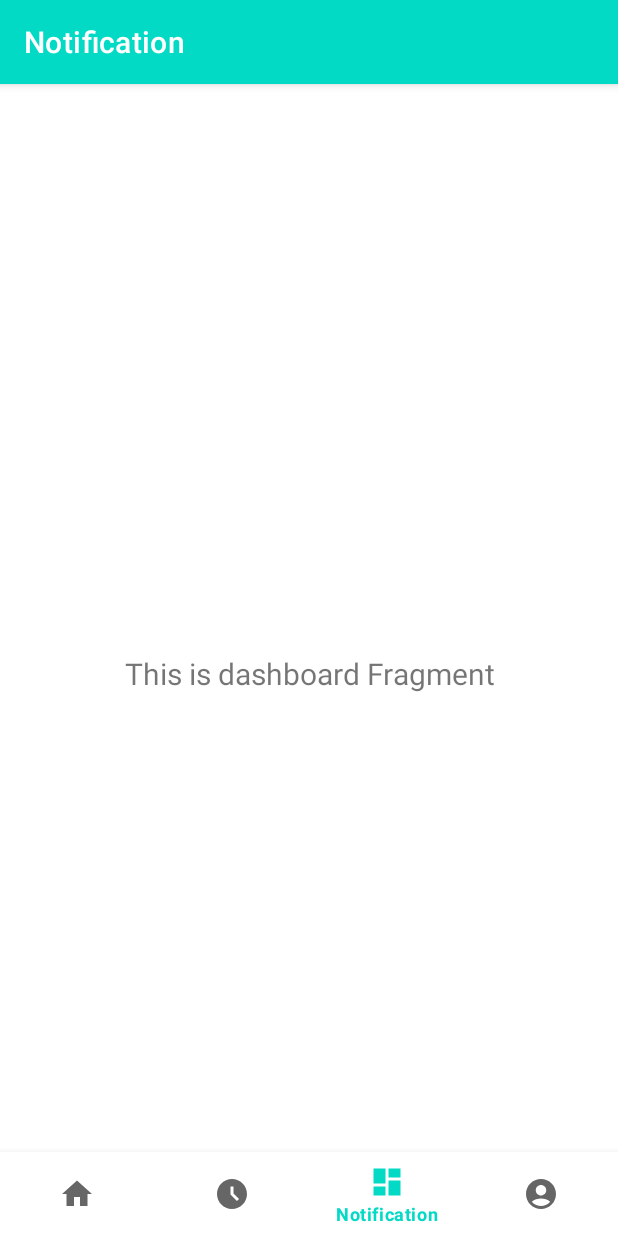
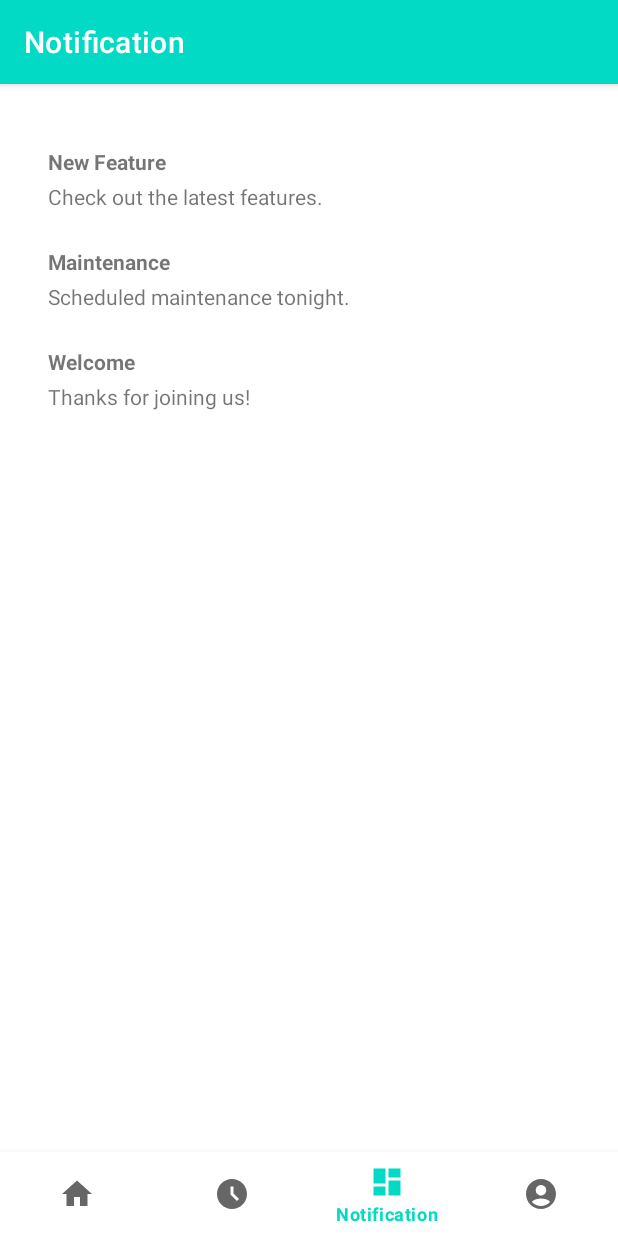
Before and after one commit to rithysokha/emootional-detection-with-gg-ml-kit, an Android app: the screen it shows after launch (MainActivity), item 3 of the bottom bar chosen, on a phone screen of 412 x 824 dp. Run offline under Robolectric (Android 15) with nearby library versions, the light colour scheme and no system bars; our stand-ins replace Picasso, navigation-ui; pictures from the network do not load.

Commit message:
notification

```diff
--- /dev/null
+++ b/app/src/main/java/com/emotion/detector/adapter/NotificationAdapter.kt
@@ -0,0 +1,42 @@
+package com.emotion.detector.adapter
+
+import android.util.Log
+import android.view.LayoutInflater
+import android.view.View
+import android.view.ViewGroup
+import android.widget.TextView
+import androidx.recyclerview.widget.RecyclerView
+import com.emotion.detector.R
+import com.emotion.detector.model.Notification
+
+class NotificationAdapter(private val notificationList: List<Notification>) :
+    RecyclerView.Adapter<NotificationAdapter.NotificationViewHolder>() {
+
+    init {
+        Log.d("NotificationAdapter", "Adapter initialized with ${notificationList.size} items")
+    }
+
+    class NotificationViewHolder(itemView: View) : RecyclerView.ViewHolder(itemView) {
+        val title: TextView = itemView.findViewById(R.id.tvItemTitle)
+        val description: TextView = itemView.findViewById(R.id.tvItemDescription)
+    }
+
+    override fun onCreateViewHolder(parent: ViewGroup, viewType: Int): NotificationViewHolder {
+        Log.d("NotificationAdapter", "onCreateViewHolder called")
+        val view = LayoutInflater.from(parent.context)
+            .inflate(R.layout.fragment_item_notification, parent, false)
+        return NotificationViewHolder(view)
+    }
+
+    override fun onBindViewHolder(holder: NotificationViewHolder, position: Int) {
+        Log.d("NotificationAdapter", "onBindViewHolder called for position $position")
+        val notification = notificationList[position]
+        holder.title.text = notification.title
+        holder.description.text = notification.description
+    }
+
+    override fun getItemCount(): Int {
+        Log.d("NotificationAdapter", "getItemCount called, returning ${notificationList.size}")
+        return notificationList.size
+    }
+}
--- /dev/null
+++ b/app/src/main/java/com/emotion/detector/model/Notification.kt
@@ -0,0 +1,6 @@
+package com.emotion.detector.model
+
+data class Notification(
+    val title: String,
+    val description: String
+)
--- a/app/src/main/java/com/emotion/detector/ui/dashboard/DashboardFragment.kt
+++ /dev/null
@@ -1,42 +0,0 @@
-package com.emotion.detector.ui.dashboard
-
-import android.os.Bundle
-import android.view.LayoutInflater
-import android.view.View
-import android.view.ViewGroup
-import android.widget.TextView
-import androidx.fragment.app.Fragment
-import androidx.lifecycle.ViewModelProvider
-import com.emotion.detector.databinding.FragmentDashboardBinding
-
-class DashboardFragment : Fragment() {
-
-    private var _binding: FragmentDashboardBinding? = null
-
-    // This property is only valid between onCreateView and
-    // onDestroyView.
-    private val binding get() = _binding!!
-
-    override fun onCreateView(
-        inflater: LayoutInflater,
-        container: ViewGroup?,
-        savedInstanceState: Bundle?
-    ): View {
-        val dashboardViewModel =
-            ViewModelProvider(this).get(DashboardViewModel::class.java)
-
-        _binding = FragmentDashboardBinding.inflate(inflater, container, false)
-        val root: View = binding.root
-
-        val textView: TextView = binding.textDashboard
-        dashboardViewModel.text.observe(viewLifecycleOwner) {
-            textView.text = it
-        }
-        return root
-    }
-
-    override fun onDestroyView() {
-        super.onDestroyView()
-        _binding = null
-    }
-}
--- a/app/src/main/java/com/emotion/detector/ui/dashboard/DashboardViewModel.kt
+++ b/app/src/main/java/com/emotion/detector/ui/notification/DashboardViewModel.kt
@@ -1,4 +1,4 @@
-package com.emotion.detector.ui.dashboard
+package com.emotion.detector.ui.notification
 
 import androidx.lifecycle.LiveData
 import androidx.lifecycle.MutableLiveData
--- /dev/null
+++ b/app/src/main/java/com/emotion/detector/ui/notification/NotificationFragment.kt
@@ -0,0 +1,43 @@
+package com.emotion.detector.ui.notification
+
+import android.os.Bundle
+import android.util.Log
+import android.view.LayoutInflater
+import android.view.View
+import android.view.ViewGroup
+import androidx.fragment.app.Fragment
+import androidx.recyclerview.widget.LinearLayoutManager
+import androidx.recyclerview.widget.RecyclerView
+import com.emotion.detector.R
+import com.emotion.detector.adapter.NotificationAdapter
+import com.emotion.detector.model.Notification
+
+class NotificationListFragment : Fragment() {
+
+    override fun onCreateView(
+        inflater: LayoutInflater, container: ViewGroup?,
+        savedInstanceState: Bundle?
+    ): View? {
+        Log.d("NotificationListFragment", "onCreateView called")
+        return inflater.inflate(R.layout.fragment_notification, container, false)
+    }
+
+    override fun onViewCreated(view: View, savedInstanceState: Bundle?) {
+        super.onViewCreated(view, savedInstanceState)
+        Log.d("NotificationListFragment", "onViewCreated called")
+
+        try {
+            val recyclerView: RecyclerView = view.findViewById(R.id.rvNotifications)
+
+            val notifications = listOf(
+                Notification("New Feature", "Check out the latest features."),
+                Notification("Maintenance", "Scheduled maintenance tonight."),
+                Notification("Welcome", "Thanks for joining us!")
+            )
+            recyclerView.layoutManager = LinearLayoutManager(requireContext())
+            recyclerView.adapter = NotificationAdapter(notifications)
+        } catch (e: Exception) {
+            Log.e("NotificationListFragment", "Error in onViewCreated", e)
+        }
+    }
+}
--- a/app/src/main/res/layout/fragment_dashboard.xml
+++ /dev/null
@@ -1,22 +0,0 @@
-<?xml version="1.0" encoding="utf-8"?>
-<androidx.constraintlayout.widget.ConstraintLayout xmlns:android="http://schemas.android.com/apk/res/android"
-    xmlns:app="http://schemas.android.com/apk/res-auto"
-    xmlns:tools="http://schemas.android.com/tools"
-    android:layout_width="match_parent"
-    android:layout_height="match_parent"
-    tools:context=".ui.dashboard.DashboardFragment">
-
-    <TextView
-        android:id="@+id/text_dashboard"
-        android:layout_width="match_parent"
-        android:layout_height="wrap_content"
-        android:layout_marginStart="8dp"
-        android:layout_marginTop="8dp"
-        android:layout_marginEnd="8dp"
-        android:textAlignment="center"
-        android:textSize="20sp"
-        app:layout_constraintBottom_toBottomOf="parent"
-        app:layout_constraintEnd_toEndOf="parent"
-        app:layout_constraintStart_toStartOf="parent"
-        app:layout_constraintTop_toTopOf="parent" />
-</androidx.constraintlayout.widget.ConstraintLayout>
--- /dev/null
+++ b/app/src/main/res/layout/fragment_item_notification.xml
@@ -0,0 +1,23 @@
+<LinearLayout
+    xmlns:android="http://schemas.android.com/apk/res/android"
+    android:layout_width="match_parent"
+    android:layout_height="wrap_content"
+    android:orientation="vertical"
+    android:padding="8dp"
+    android:elevation="2dp"
+    android:layout_marginBottom="8dp">
+
+    <TextView
+        android:id="@+id/tvItemTitle"
+        android:layout_width="match_parent"
+        android:layout_height="wrap_content"
+        android:text="Title"
+        android:textStyle="bold"
+        android:paddingBottom="4dp" />
+
+    <TextView
+        android:id="@+id/tvItemDescription"
+        android:layout_width="match_parent"
+        android:layout_height="wrap_content"
+        android:text="Description" />
+</LinearLayout>
--- /dev/null
+++ b/app/src/main/res/layout/fragment_notification.xml
@@ -0,0 +1,16 @@
+<?xml version="1.0" encoding="utf-8"?>
+<LinearLayout
+    xmlns:android="http://schemas.android.com/apk/res/android"
+    android:layout_width="match_parent"
+    android:layout_height="match_parent"
+    android:orientation="vertical"
+    android:padding="16dp">
+
+    <!-- RecyclerView to display notifications -->
+    <androidx.recyclerview.widget.RecyclerView
+        android:id="@+id/rvNotifications"
+        android:layout_width="match_parent"
+        android:layout_height="match_parent"
+        android:clipToPadding="false"
+        android:padding="8dp" />
+</LinearLayout>
--- a/app/src/main/res/navigation/mobile_navigation.xml
+++ b/app/src/main/res/navigation/mobile_navigation.xml
@@ -19,9 +19,9 @@
 
     <fragment
         android:id="@+id/navigation_dashboard"
-        android:name="com.emotion.detector.ui.dashboard.DashboardFragment"
+        android:name="com.emotion.detector.ui.notification.NotificationListFragment"
         android:label="Notification"
-        tools:layout="@layout/fragment_dashboard" />
+        tools:layout="@layout/fragment_notification" />
 
     <fragment
         android:id="@+id/navigation_profile"
--- a/app/src/main/res/values-night/themes.xml
+++ b/app/src/main/res/values-night/themes.xml
@@ -4,8 +4,9 @@
         <!-- Primary brand color. -->
         <item name="colorPrimary">@color/teal_200</item>
         <item name="colorPrimaryVariant">@color/teal_700</item>
+        <item name="android:textColorPrimary">@color/white</item>
+        <item name="android:textColorSecondary">@color/grey</item>
         <item name="colorOnPrimary">@color/black</item>
-        <!-- Secondary brand color. -->
         <item name="colorSecondary">@color/teal_200</item>
         <item name="colorSecondaryVariant">@color/teal_200</item>
         <item name="colorOnSecondary">@color/black</item>
--- a/app/src/main/res/values/colors.xml
+++ b/app/src/main/res/values/colors.xml
@@ -7,5 +7,6 @@
     <color name="teal_700">#FF018786</color>
     <color name="black">#FF000000</color>
     <color name="white">#FFFFFFFF</color>
-    <color name="gray">#808080</color>
+    <color name="grey">#D5D5D5</color>
+    <color name="gray">#555</color>
 </resources>
--- a/app/src/main/res/values/strings.xml
+++ b/app/src/main/res/values/strings.xml
@@ -11,7 +11,7 @@
     <string name="placeholder_dob" translatable="false">Date of Birth</string>
     <string name="placeholder_address" translatable="false">Address</string>
     <string name="change_language">Change Language</string>
-    <string name="dark_mode">Dark mode</string>
+    <string name="dark_mode" translatable="false">Dark mode</string>
     <string name="notification">Notification</string>
     <string name="setting">Setting</string>
     <string-array name="language_options">
--- a/app/src/main/res/values/themes.xml
+++ b/app/src/main/res/values/themes.xml
@@ -1,16 +1,14 @@
 <resources xmlns:tools="http://schemas.android.com/tools">
     <!-- Base application theme. -->
     <style name="Theme.EmotionDetector" parent="Theme.MaterialComponents.DayNight.DarkActionBar">
-        <!-- Primary brand color. -->
         <item name="colorPrimary">@color/teal_200</item>
+        <item name="android:textColorPrimary">@color/black</item>
+        <item name="android:textColorSecondary">@color/gray</item>
         <item name="colorPrimaryVariant">@color/teal_700</item>
         <item name="colorOnPrimary">@color/white</item>
-        <!-- Secondary brand color. -->
         <item name="colorSecondary">@color/teal_200</item>
         <item name="colorSecondaryVariant">@color/teal_700</item>
         <item name="colorOnSecondary">@color/black</item>
-        <!-- Status bar color. -->
         <item name="android:statusBarColor">?attr/colorPrimaryVariant</item>
-        <!-- Customize your theme here. -->
     </style>
 </resources>
```
Also changed, not shown: 1 other file.
